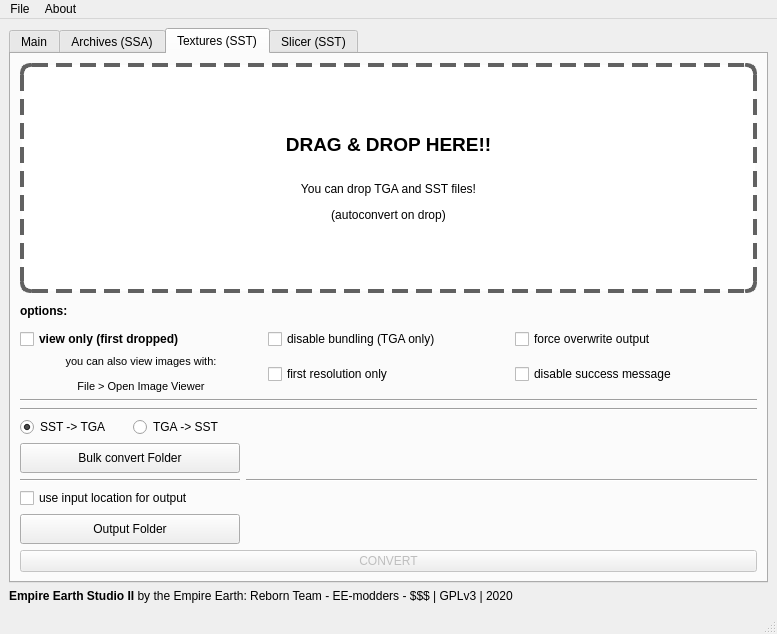
Old version of the form src/lib/mainWindow.ui in the repository EE-modders/Empire-Earth-Studio-2.
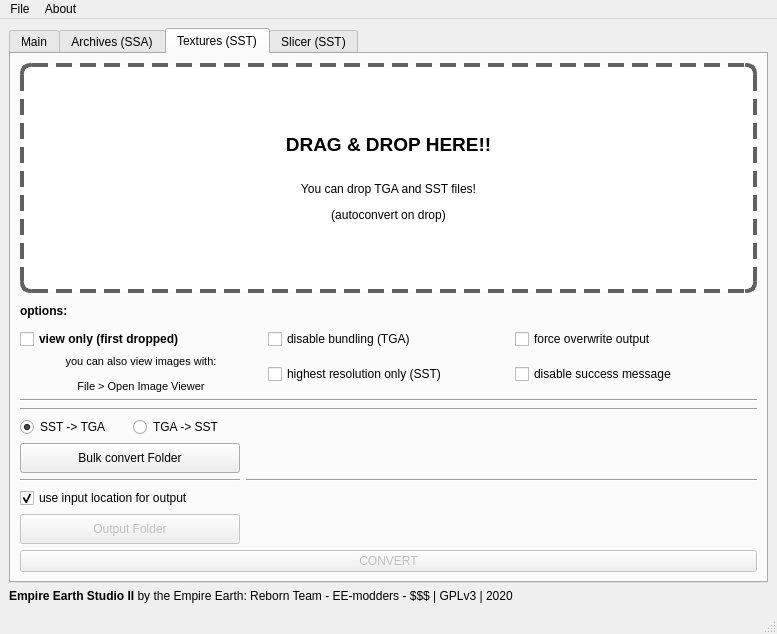
New version of the form. The open tabs and pages were chosen to show the change. Icons and pictures are not drawn. Custom widgets are drawn as their Qt base class.

Diff of the .ui file:
```diff
--- a/src/lib/mainWindow.ui
+++ b/src/lib/mainWindow.ui
@@ -391,7 +391,7 @@
           <item row="1" column="1">
            <widget class="QCheckBox" name="tab_sst_firstonly">
             <property name="text">
-             <string>first resolution only</string>
+             <string>highest resolution only (SST)</string>
             </property>
            </widget>
           </item>
@@ -412,7 +412,7 @@
           <item row="0" column="1">
            <widget class="QCheckBox" name="tab_sst_bundling">
             <property name="text">
-             <string>disable bundling (TGA only)</string>
+             <string>disable bundling (TGA)</string>
             </property>
            </widget>
           </item>
@@ -509,6 +509,9 @@
           </item>
           <item row="4" column="0">
            <widget class="QPushButton" name="tab_sst_select_out">
+            <property name="enabled">
+             <bool>false</bool>
+            </property>
             <property name="maximumSize">
              <size>
               <width>220</width>
@@ -532,6 +535,9 @@
             <property name="text">
              <string>use input location for output</string>
             </property>
+            <property name="checked">
+             <bool>true</bool>
+            </property>
            </widget>
           </item>
           <item row="2" column="0">
```
Left out of the diff: 2 changed lines with no effect on the pictures.
